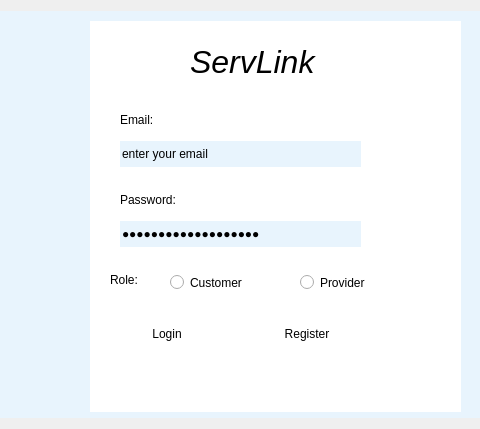
Above: loginscreen.ui from youssefezz12/capstone-project before the change; both pictures show x 81 to 561 and y 0 to 429 of the 733 by 429 pixel window. Below: the same form after it.
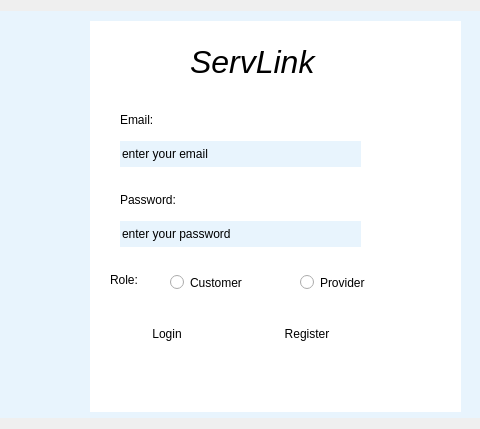
That is the form after the change.

```diff
--- a/loginscreen.ui
+++ b/loginscreen.ui
@@ -133,7 +133,7 @@
         <string>enter your password</string>
        </property>
        <property name="echoMode">
-        <enum>QLineEdit::EchoMode::Password</enum>
+        <enum>QLineEdit::Normal</enum>
        </property>
       </widget>
       <widget class="QLabel" name="label_4">
```
Left out of the diff: 6 changed lines with no effect on the pictures.
